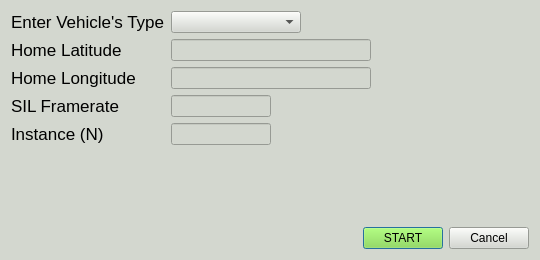
Old version of the form src/main/python/gust/gui/ui/start_sil.ui in the repository drjdlarson/gust.
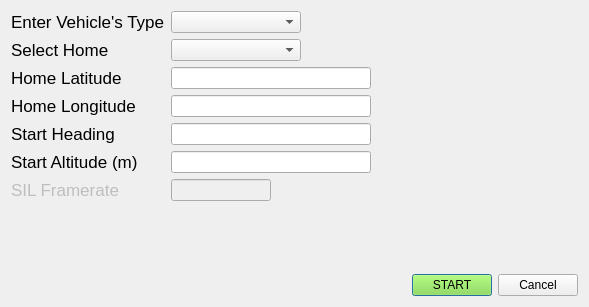
New version of the form.

The edit to the form file:
```diff
--- a/src/main/python/gust/gui/ui/start_sil.ui
+++ b/src/main/python/gust/gui/ui/start_sil.ui
@@ -6,28 +6,12 @@
    <rect>
     <x>0</x>
     <y>0</y>
-    <width>540</width>
-    <height>260</height>
+    <width>589</width>
+    <height>307</height>
    </rect>
   </property>
-  <property name="minimumSize">
-   <size>
-    <width>340</width>
-    <height>190</height>
-   </size>
-  </property>
-  <property name="maximumSize">
-   <size>
-    <width>540</width>
-    <height>260</height>
-   </size>
-  </property>
   <property name="windowTitle">
-   <string>MainWindow</string>
-  </property>
-  <property name="styleSheet">
-   <string notr="true">background-color: rgb(211, 215, 207);
-color: rgb(0, 0, 0);</string>
+   <string>Dialog</string>
   </property>
   <layout class="QVBoxLayout" name="verticalLayout">
    <item>
@@ -60,27 +44,7 @@
        </property>
       </widget>
      </item>
-     <item row="2" column="1">
-      <widget class="QLineEdit" name="lineEdit_home_lon">
-       <property name="maximumSize">
-        <size>
-         <width>200</width>
-         <height>16777215</height>
-        </size>
-       </property>
-      </widget>
-     </item>
-     <item row="1" column="1">
-      <widget class="QLineEdit" name="lineEdit_home_lat">
-       <property name="maximumSize">
-        <size>
-         <width>200</width>
-         <height>16777215</height>
-        </size>
-       </property>
-      </widget>
-     </item>
-     <item row="1" column="0">
+     <item row="2" column="0">
       <widget class="QLabel" name="label_home_lat">
        <property name="font">
         <font>
@@ -92,7 +56,17 @@
        </property>
       </widget>
      </item>
-     <item row="2" column="0">
+     <item row="2" column="1">
+      <widget class="QLineEdit" name="lineEdit_home_lat">
+       <property name="maximumSize">
+        <size>
+         <width>200</width>
+         <height>16777215</height>
+        </size>
+       </property>
+      </widget>
+     </item>
+     <item row="3" column="0">
       <widget class="QLabel" name="label_home_lon">
        <property name="font">
         <font>
@@ -104,8 +78,21 @@
        </property>
       </widget>
      </item>
-     <item row="3" column="0">
+     <item row="3" column="1">
+      <widget class="QLineEdit" name="lineEdit_home_lon">
+       <property name="maximumSize">
+        <size>
+         <width>200</width>
+         <height>16777215</height>
+        </size>
+       </property>
+      </widget>
+     </item>
+     <item row="6" column="0">
       <widget class="QLabel" name="label_framerate">
+       <property name="enabled">
+        <bool>false</bool>
+       </property>
        <property name="font">
         <font>
          <pointsize>13</pointsize>
@@ -116,20 +103,11 @@
        </property>
       </widget>
      </item>
-     <item row="4" column="0">
-      <widget class="QLabel" name="label_instance">
-       <property name="font">
-        <font>
-         <pointsize>13</pointsize>
-        </font>
-       </property>
-       <property name="text">
-        <string>Instance (N)</string>
-       </property>
-      </widget>
-     </item>
-     <item row="3" column="1">
+     <item row="6" column="1">
       <widget class="QLineEdit" name="lineEdit_framerate">
+       <property name="enabled">
+        <bool>false</bool>
+       </property>
        <property name="maximumSize">
         <size>
          <width>100</width>
@@ -138,16 +116,72 @@
        </property>
       </widget>
      </item>
+     <item row="4" column="0">
+      <widget class="QLabel" name="label_start_heading">
+       <property name="font">
+        <font>
+         <pointsize>13</pointsize>
+        </font>
+       </property>
+       <property name="text">
+        <string>Start Heading</string>
+       </property>
+      </widget>
+     </item>
      <item row="4" column="1">
       <widget class="QLineEdit" name="lineEdit_instance">
        <property name="maximumSize">
         <size>
-         <width>100</width>
+         <width>200</width>
          <height>16777215</height>
         </size>
        </property>
       </widget>
      </item>
+     <item row="5" column="0">
+      <widget class="QLabel" name="label_start_altitude">
+       <property name="font">
+        <font>
+         <pointsize>13</pointsize>
+        </font>
+       </property>
+       <property name="text">
+        <string>Start Altitude (m)</string>
+       </property>
+      </widget>
+     </item>
+     <item row="5" column="1">
+      <widget class="QLineEdit" name="lineEdit_start_altitude">
+       <property name="maximumSize">
+        <size>
+         <width>200</width>
+         <height>16777215</height>
+        </size>
+       </property>
+      </widget>
+     </item>
+     <item row="1" column="0">
+      <widget class="QLabel" name="label_select_home">
+       <property name="font">
+        <font>
+         <pointsize>13</pointsize>
+        </font>
+       </property>
+       <property name="text">
+        <string>Select Home</string>
+       </property>
+      </widget>
+     </item>
+     <item row="1" column="1">
+      <widget class="QComboBox" name="comboBox_select_home">
+       <property name="minimumSize">
+        <size>
+         <width>130</width>
+         <height>0</height>
+        </size>
+       </property>
+      </widget>
+     </item>
     </layout>
    </item>
    <item>
```
Left out of the diff: 6 changed lines with no effect on the pictures.
